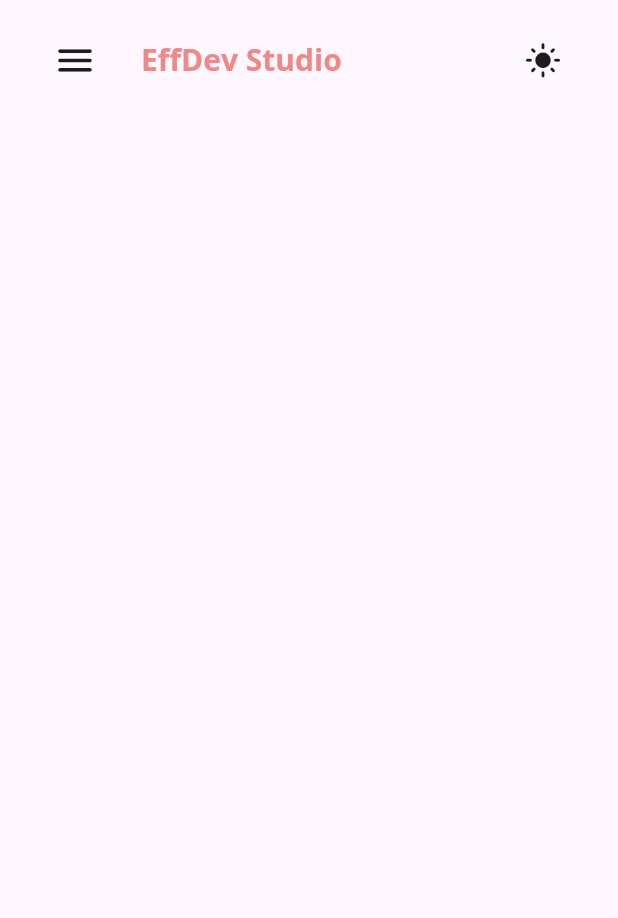
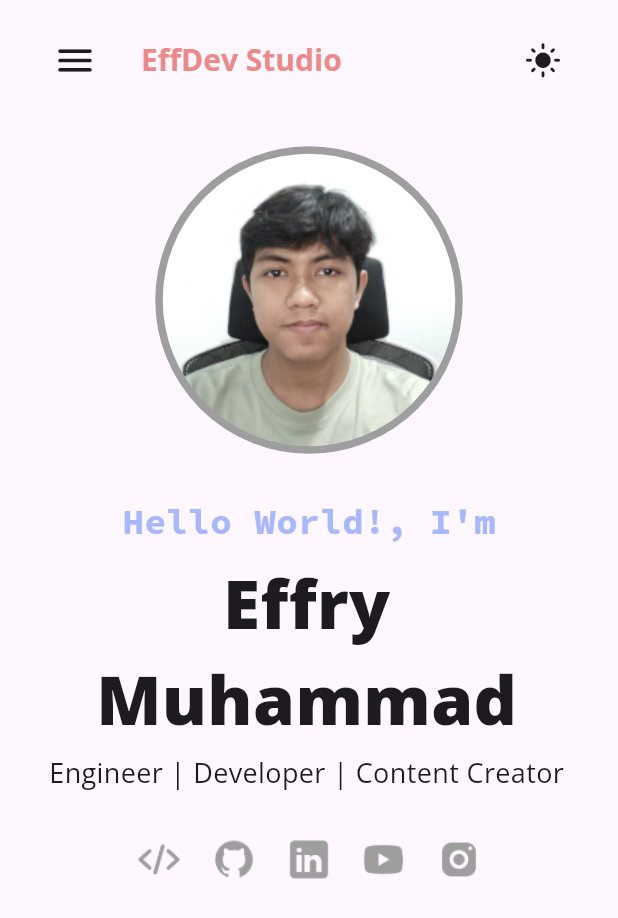
Before and after one commit to effmuhammad/effdevstudio, a Flutter app: the MobAbout screen opened directly, on a phone screen of 412 x 824 dp. Shown: the top 918 px of the screen. Run offline on Flutter 3.47's test engine with Material 3 defaults, Android fonts, the phone set to English and light mode, and no system bars; drawn by our look-alikes of animated_text_kit; our stand-ins replace easy_localization, hooks_riverpod; missing offline and left inert: adaptive_screen_orientation.

Commit message:
refactor: about page

```diff
--- a/lib/src/pages/about/views/des_about.dart
+++ b/lib/src/pages/about/views/des_about.dart
@@ -1,18 +1,40 @@
+import 'package:effdevstudio/src/core/states/theme_state.dart';
+import 'package:effdevstudio/src/core/theme/app_theme.dart';
+import 'package:effdevstudio/src/pages/about/views/widgets/header_greetings_about.dart';
+import 'package:effdevstudio/src/pages/about/views/widgets/photo_about.dart';
 import 'package:effdevstudio/src/pages/widgets/des_appbar.dart';
 import 'package:flutter/material.dart';
+import 'package:hooks_riverpod/hooks_riverpod.dart';
 
-class DesAbout extends StatelessWidget {
+class DesAbout extends ConsumerWidget {
   const DesAbout({super.key});
 
   @override
-  Widget build(BuildContext context) {
-    return const Scaffold(
-      appBar: DesAppBar(),
+  Widget build(BuildContext context, WidgetRef ref) {
+    final isLightTheme = ref.watch(themeMode) == ThemeMode.light;
+
+    Widget header() => Row(
+          mainAxisAlignment: MainAxisAlignment.center,
+          children: [
+            const PhotoAbout(),
+            const SizedBox(width: 60.0),
+            HeaderGreetingsAbout(
+              animatedTextColor: isLightTheme
+                  ? AppThemeData.appSecondaryColor
+                  : AppThemeData.appSecondaryColorAccent,
+            ),
+          ],
+        );
+
+    return Scaffold(
+      appBar: const DesAppBar(),
       body: Center(
-        child: SingleChildScrollView(
+        child: Padding(
+          padding: const EdgeInsets.all(20),
           child: Column(
             children: [
-
+              const SizedBox(height: 50.0),
+              header(),
             ],
           ),
         ),
--- a/lib/src/pages/about/views/mob_about.dart
+++ b/lib/src/pages/about/views/mob_about.dart
@@ -1,17 +1,44 @@
+import 'package:effdevstudio/src/core/states/theme_state.dart';
+import 'package:effdevstudio/src/core/theme/app_theme.dart';
+import 'package:effdevstudio/src/pages/about/views/widgets/header_greetings_about.dart';
+import 'package:effdevstudio/src/pages/about/views/widgets/photo_about.dart';
 import 'package:effdevstudio/src/pages/widgets/app_drawer.dart';
 import 'package:effdevstudio/src/pages/widgets/mob_appbar.dart';
 import 'package:flutter/material.dart';
+import 'package:hooks_riverpod/hooks_riverpod.dart';
 
-class MobAbout extends StatelessWidget {
+class MobAbout extends ConsumerWidget {
   const MobAbout({super.key});
 
   @override
-  Widget build(BuildContext context) {
-    return const Scaffold(
-      appBar: MobAppBar(),
-      drawer: AppDrawer(),
+  Widget build(BuildContext context, WidgetRef ref) {
+    final isLightTheme = ref.watch(themeMode) == ThemeMode.light;
+
+    Widget header() => Column(
+          mainAxisAlignment: MainAxisAlignment.center,
+          children: [
+            const PhotoAbout(),
+            const SizedBox(height: 30.0),
+            HeaderGreetingsAbout(
+              animatedTextColor: isLightTheme
+                  ? AppThemeData.appSecondaryColor
+                  : AppThemeData.appSecondaryColorAccent,
+            ),
+          ],
+        );
+
+    return Scaffold(
+      appBar: const MobAppBar(),
+      drawer: const AppDrawer(),
       body: Center(
-        child: SingleChildScrollView(),
+        child: Padding(
+          padding: const EdgeInsets.all(20),
+          child: Column(
+            children: [
+              header(),
+            ],
+          ),
+        ),
       ),
     );
   }
--- /dev/null
+++ b/lib/src/pages/about/views/widgets/header_greetings_about.dart
@@ -0,0 +1,53 @@
+import 'package:animated_text_kit/animated_text_kit.dart';
+import 'package:effdevstudio/src/pages/widgets/social_profiles.dart';
+import 'package:flutter/material.dart';
+
+class HeaderGreetingsAbout extends StatelessWidget {
+  const HeaderGreetingsAbout({super.key, required this.animatedTextColor});
+  final Color animatedTextColor;
+
+  @override
+  Widget build(BuildContext context) {
+    return Column(
+      children: [
+        AnimatedTextKit(
+          totalRepeatCount: 1,
+          repeatForever: true,
+          animatedTexts: [
+            TypewriterAnimatedText(
+              'Hello World!, I\'m',
+              textStyle: TextStyle(
+                fontFamily: 'SourceCodePro',
+                fontWeight: FontWeight.w700,
+                fontSize: 24.0,
+                color: animatedTextColor,
+              ),
+              speed: const Duration(milliseconds: 250),
+            ),
+          ],
+        ),
+        const SizedBox(height: 5),
+        const SelectableText(
+          "Effry Muhammad",
+          style: TextStyle(
+            fontFamily: 'OpenSans',
+            fontWeight: FontWeight.w800,
+            fontSize: 45.0,
+          ),
+          textAlign: TextAlign.center,
+        ),
+        const SizedBox(height: 5),
+        const SelectableText(
+          "Engineer | Developer | Content Creator",
+          textAlign: TextAlign.center,
+          style: TextStyle(
+            fontFamily: 'OpenSans',
+            fontSize: 18.0,
+          ),
+        ),
+        const SizedBox(height: 30),
+        const SocialProfiles(),
+      ],
+    );
+  }
+}
--- /dev/null
+++ b/lib/src/pages/about/views/widgets/photo_about.dart
@@ -0,0 +1,28 @@
+import 'package:flutter/material.dart';
+
+class PhotoAbout extends StatelessWidget {
+  const PhotoAbout({super.key});
+
+  @override
+  Widget build(BuildContext context) {
+    return Container(
+      decoration: BoxDecoration(
+        shape: BoxShape.circle,
+        border: Border.all(
+          color: Colors.grey, // Set border color
+          width: 5, // Set border width
+          strokeAlign: BorderSide.strokeAlignCenter,
+        ),
+        image: const DecorationImage(
+          image: AssetImage(
+            'assets/images/portfolio/photo.png',
+          ),
+          fit: BoxFit.cover,
+        ),
+      ),
+      padding: const EdgeInsets.all(1),
+      height: 200.0,
+      width: 200.0,
+    );
+  }
+}
```
